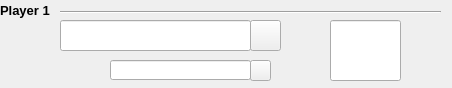
Before: the Qt Designer form Versus/UI/PlayerItemWidget.ui in Deviaphan/Versus, drawn with Qt 5.
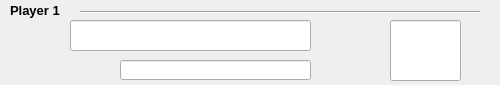
After: the same form once the commit is applied. Icons and pictures are not drawn.

What changed in the file:
```diff
--- a/Versus/UI/PlayerItemWidget.ui
+++ b/Versus/UI/PlayerItemWidget.ui
@@ -6,14 +6,20 @@
    <rect>
     <x>0</x>
     <y>0</y>
-    <width>452</width>
-    <height>88</height>
+    <width>500</width>
+    <height>85</height>
    </rect>
   </property>
   <property name="minimumSize">
    <size>
-    <width>424</width>
-    <height>88</height>
+    <width>500</width>
+    <height>85</height>
+   </size>
+  </property>
+  <property name="maximumSize">
+   <size>
+    <width>500</width>
+    <height>85</height>
    </size>
   </property>
   <property name="windowTitle">
@@ -22,13 +28,10 @@
   <property name="autoFillBackground">
    <bool>false</bool>
   </property>
-  <property name="styleSheet">
-   <string notr="true"/>
-  </property>
   <widget class="QPushButton" name="logoPlayer">
    <property name="geometry">
     <rect>
-     <x>0</x>
+     <x>10</x>
      <y>20</y>
      <width>61</width>
      <height>61</height>
@@ -48,7 +51,7 @@
   <widget class="QLabel" name="labelPlayerIndex">
    <property name="geometry">
     <rect>
-     <x>0</x>
+     <x>10</x>
      <y>0</y>
      <width>61</width>
      <height>21</height>
@@ -68,7 +71,7 @@
   <widget class="QPushButton" name="decScore">
    <property name="geometry">
     <rect>
-     <x>290</x>
+     <x>350</x>
      <y>20</y>
      <width>41</width>
      <height>61</height>
@@ -102,7 +105,7 @@
   <widget class="QPushButton" name="incScore">
    <property name="geometry">
     <rect>
-     <x>401</x>
+     <x>461</x>
      <y>20</y>
      <width>41</width>
      <height>61</height>
@@ -133,9 +136,9 @@
   <widget class="Line" name="line">
    <property name="geometry">
     <rect>
-     <x>60</x>
+     <x>80</x>
      <y>10</y>
-     <width>381</width>
+     <width>400</width>
      <height>5</height>
     </rect>
    </property>
@@ -146,7 +149,7 @@
   <widget class="QPushButton" name="logoTeam">
    <property name="geometry">
     <rect>
-     <x>77</x>
+     <x>87</x>
      <y>50</y>
      <width>31</width>
      <height>31</height>
@@ -166,7 +169,7 @@
   <widget class="QLineEdit" name="editScore">
    <property name="geometry">
     <rect>
-     <x>330</x>
+     <x>390</x>
      <y>20</y>
      <width>71</width>
      <height>61</height>
@@ -193,9 +196,9 @@
   <widget class="QLineEdit" name="editName">
    <property name="geometry">
     <rect>
-     <x>60</x>
+     <x>70</x>
      <y>20</y>
-     <width>191</width>
+     <width>241</width>
      <height>31</height>
     </rect>
    </property>
@@ -209,9 +212,9 @@
   <widget class="QLineEdit" name="editTeam">
    <property name="geometry">
     <rect>
-     <x>110</x>
+     <x>120</x>
      <y>60</y>
-     <width>141</width>
+     <width>191</width>
      <height>20</height>
     </rect>
    </property>
@@ -219,10 +222,10 @@
   <widget class="QPushButton" name="btnPlayers">
    <property name="geometry">
     <rect>
-     <x>250</x>
+     <x>310</x>
      <y>20</y>
-     <width>31</width>
-     <height>31</height>
+     <width>32</width>
+     <height>32</height>
     </rect>
    </property>
    <property name="cursor">
@@ -232,6 +235,7 @@
     <string notr="true">QPushButton
 {
 image: url(:/Versus/expand.png);
+border:0px;
 }</string>
    </property>
    <property name="text">
@@ -241,7 +245,7 @@
   <widget class="QPushButton" name="btnTeams">
    <property name="geometry">
     <rect>
-     <x>250</x>
+     <x>310</x>
      <y>60</y>
      <width>21</width>
      <height>21</height>
@@ -253,7 +257,8 @@
    <property name="styleSheet">
     <string notr="true">QPushButton
 {
-image: url(:/Versus/expand.png);
+image: url(:/Versus/expand_small.png);
+border:0px;
 }</string>
    </property>
    <property name="text">
```
Left out of the diff: 8 changed lines with no effect on the pictures.
